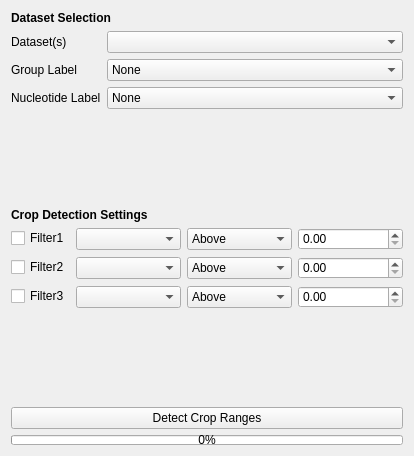
Before: the Qt Designer form src/TraceAnalyser/GUI/GUI_windows/cropwindow_gui.ui in piedrro/TraceAnalyser, drawn with Qt 5.
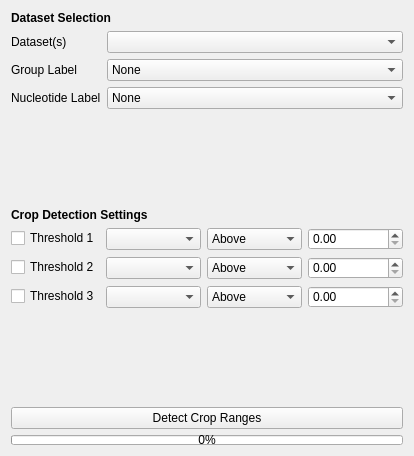
After: the same form once the commit is applied.

```diff
--- a/src/TraceAnalyser/GUI/GUI_windows/cropwindow_gui.ui
+++ b/src/TraceAnalyser/GUI/GUI_windows/cropwindow_gui.ui
@@ -174,7 +174,7 @@
      <item row="0" column="0">
       <widget class="QCheckBox" name="filter1">
        <property name="text">
-        <string>Filter1</string>
+        <string>Threshold 1</string>
        </property>
       </widget>
      </item>
@@ -205,7 +205,7 @@
      <item row="1" column="0">
       <widget class="QCheckBox" name="filter2">
        <property name="text">
-        <string>Filter2</string>
+        <string>Threshold 2</string>
        </property>
       </widget>
      </item>
@@ -236,7 +236,7 @@
      <item row="2" column="0">
       <widget class="QCheckBox" name="filter3">
        <property name="text">
-        <string>Filter3</string>
+        <string>Threshold 3</string>
        </property>
       </widget>
      </item>
```
Left out of the diff: 24 changed lines with no effect on the pictures.
